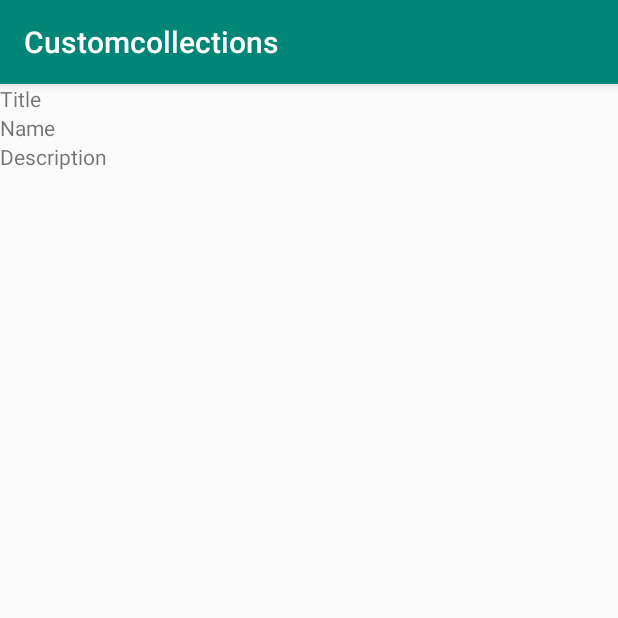
After one commit to AleksandrAlex/Customcollections, an Android app: the DescriptionNewsActivity screen opened directly, with no data from a screen before it, on a phone screen of 412 x 824 dp, the top half of it. The commit adds this screen. Run offline under Robolectric (Android 15) with nearby library versions, the phone set to English and light mode, and no system bars.

Commit message:
FAT-7578: New Intent to DescriptionActivity.
Signed-off-by: AleksandrAlex <suslovalmi@mail.ru>

```diff
--- a/app/src/main/AndroidManifest.xml
+++ b/app/src/main/AndroidManifest.xml
@@ -17,6 +17,7 @@
                 <category android:name="android.intent.category.LAUNCHER" />
             </intent-filter>
         </activity>
+        <activity android:name="com.suslovalex.adapter.DescriptionNewsActivity"/>
     </application>
 
 </manifest>
--- a/app/src/main/java/com/suslovalex/ApiFactory.java
+++ b/app/src/main/java/com/suslovalex/Retrofit/ApiFactory.java
@@ -1,6 +1,7 @@
-package com.suslovalex;
+package com.suslovalex.Retrofit;
 
 import com.jakewharton.retrofit2.adapter.rxjava2.RxJava2CallAdapterFactory;
+
 import retrofit2.Retrofit;
 import retrofit2.converter.gson.GsonConverterFactory;
 
--- a/app/src/main/java/com/suslovalex/ApiService.java
+++ b/app/src/main/java/com/suslovalex/Retrofit/ApiService.java
@@ -1,4 +1,4 @@
-package com.suslovalex;
+package com.suslovalex.Retrofit;
 
 import com.suslovalex.model.News;
 import io.reactivex.Observable;
--- /dev/null
+++ b/app/src/main/java/com/suslovalex/adapter/DescriptionNewsActivity.java
@@ -0,0 +1,17 @@
+package com.suslovalex.adapter;
+
+import android.os.Bundle;
+
+import androidx.annotation.Nullable;
+import androidx.appcompat.app.AppCompatActivity;
+
+import com.suslovalex.customcollections.R;
+
+public class DescriptionNewsActivity extends AppCompatActivity {
+
+    @Override
+    protected void onCreate(@Nullable Bundle savedInstanceState) {
+        super.onCreate(savedInstanceState);
+        setContentView(R.layout.describe_news);
+    }
+}
--- /dev/null
+++ b/app/src/main/res/layout/describe_news.xml
@@ -0,0 +1,24 @@
+<?xml version="1.0" encoding="utf-8"?>
+<LinearLayout xmlns:android="http://schemas.android.com/apk/res/android"
+    android:orientation="vertical"
+    android:layout_width="match_parent"
+    android:layout_height="match_parent">
+
+    <TextView
+        android:id="@+id/textView"
+        android:layout_width="match_parent"
+        android:layout_height="wrap_content"
+        android:text="Title" />
+
+    <TextView
+        android:id="@+id/textView2"
+        android:layout_width="match_parent"
+        android:layout_height="wrap_content"
+        android:text="Name" />
+
+    <TextView
+        android:id="@+id/textView3"
+        android:layout_width="match_parent"
+        android:layout_height="wrap_content"
+        android:text="Description" />
+</LinearLayout>
```
Also changed, not shown: app/src/main/java/com/suslovalex/MainActivity.java (+3 -7 lines), app/src/main/java/com/suslovalex/adapter/NewsAdapter.java (+23 -4 lines).
